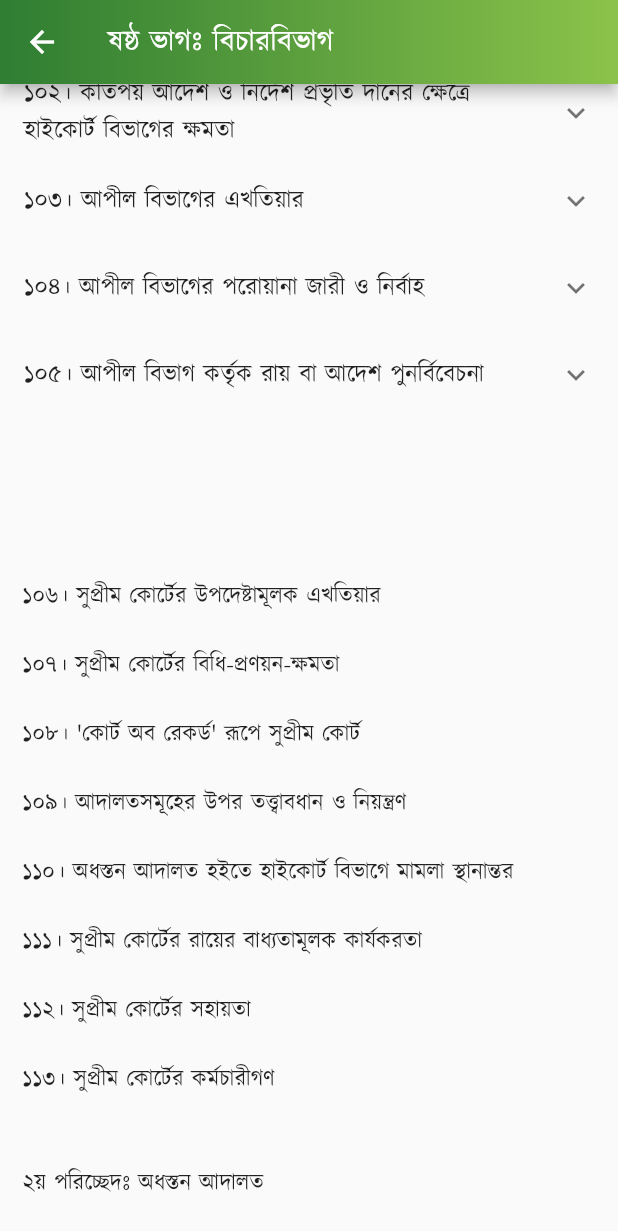
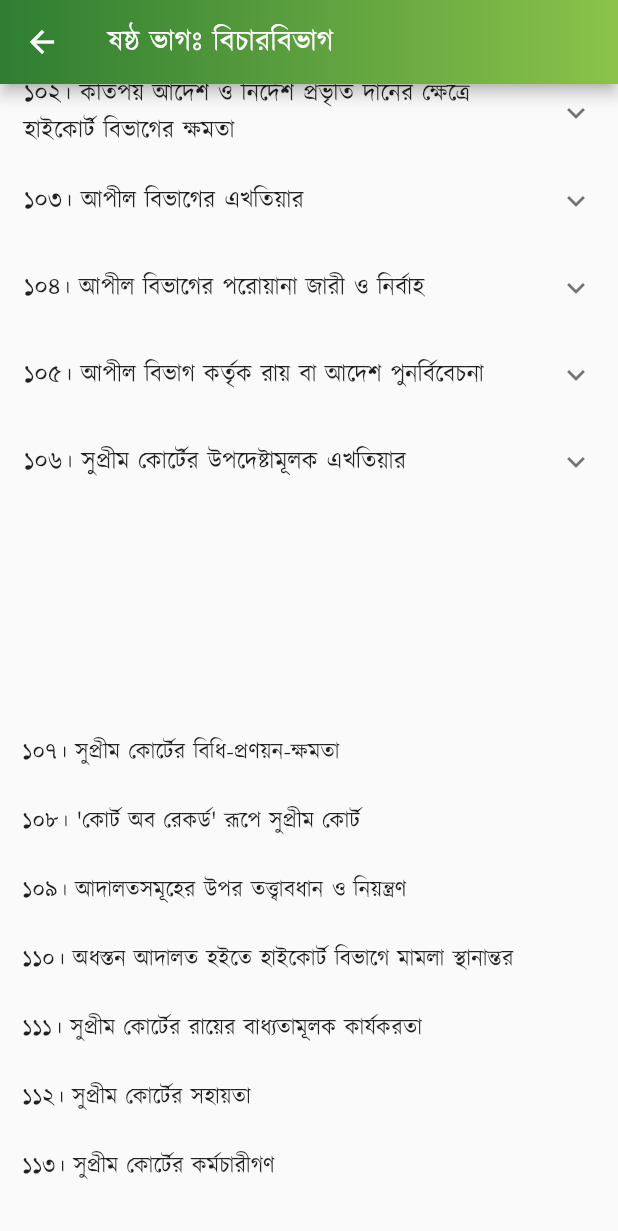
Before and after one commit to Azimul-Haque/flutter-onesignal, a Flutter app: the PartSix screen opened directly, scrolled down 576 dp, on a phone screen of 412 x 824 dp. Shown: the top 1231 px of the screen. Run offline on Flutter 3.47's test engine with Material 2 defaults, Android fonts, the phone set to English and light mode, and no system bars; our stand-ins replace fluttertoast, package_info_plus, percent_indicator, shared_preferences, sqflite; missing offline and left inert: blinking_text, flutter_share, onesignal_flutter, slide_popup_dialog; accounts and stored records are empty; network calls fail.

Commit message:
Commit Fri 04/29/2022 13:54:43.16 30034

```diff
--- a/lib/pages/constitution/part6.dart
+++ b/lib/pages/constitution/part6.dart
@@ -228,7 +228,17 @@ class PartSix extends StatelessWidget {
             children: <Widget>[
               ListTile(
                   title: Text(
-                '১০৪। কোন ব্যক্তির হাজিরা কিংবা কোন দলিলপত্র উদ্ঘাটন বা দাখিল করিবার আদেশসহ আপীল বিভাগের নিকট বিচারাধীন যে কোন মামলা বা বিষয়ে সম্পূর্ণ ন্যায়বিচারের জন্য যেরূপ প্রয়োজনীয় হইতে পারে, উক্ত বিভাগ সেইরূপ নির্দেশ, আদেশ, ডিক্রী বা রীট জারী করিতে পারিবেন।',
+                '১০৫। সংসদের যে কোন আইনের বিধানাবলী-সাপেক্ষে এবং আপীল বিভাগ কর্তৃক প্রণীত যে কোন বিধি-সাপেক্ষে আপীল বিভাগের কোন ঘোষিত রায় বা প্রদত্ত আদেশ পুনর্বিবেচনার ক্ষমতা উক্ত বিভাগের থাকিবে।',
+                textAlign: TextAlign.justify,
+              )),
+            ],
+          ),
+          ExpansionTile(
+            title: Text('১০৬। সুপ্রীম কোর্টের উপদেষ্টামূলক এখতিয়ার'),
+            children: <Widget>[
+              ListTile(
+                  title: Text(
+                '১০৫। সংসদের যে কোন আইনের বিধানাবলী-সাপেক্ষে এবং আপীল বিভাগ কর্তৃক প্রণীত যে কোন বিধি-সাপেক্ষে আপীল বিভাগের কোন ঘোষিত রায় বা প্রদত্ত আদেশ পুনর্বিবেচনার ক্ষমতা উক্ত বিভাগের থাকিবে।',
                 textAlign: TextAlign.justify,
               )),
             ],
@@ -237,7 +247,7 @@ class PartSix extends StatelessWidget {
             padding: EdgeInsets.all(15),
             child: Column(children: <Widget>[
               Text(
-                " \n\n \n\n১০৬। সুপ্রীম কোর্টের উপদেষ্টামূলক এখতিয়ার \n\n১০৭। সুপ্রীম কোর্টের বিধি-প্রণয়ন-ক্ষমতা \n\n১০৮। 'কোর্ট অব রেকর্ড' রূপে সুপ্রীম কোর্ট \n\n১০৯। আদালতসমূহের উপর তত্ত্বাবধান ও নিয়ন্ত্রণ \n\n১১০। অধস্তন আদালত হইতে হাইকোর্ট বিভাগে মামলা স্থানান্তর \n\n১১১। সুপ্রীম কোর্টের রায়ের বাধ্যতামূলক কার্যকরতা \n\n১১২। সুপ্রীম কোর্টের সহায়তা \n\n১১৩। সুপ্রীম কোর্টের কর্মচারীগণ \n\n\n২য় পরিচ্ছেদঃ অধস্তন আদালত \n\n১১৪। অধস্তন আদালত-সমূহ প্রতিষ্ঠা \n\n১১৫। অধস্তন আদালতে নিয়োগ \n\n১১৬। অধস্তন আদালতসমূহের নিয়ন্ত্রণ ও শৃঙ্খলা \n\n১১৬ক। বিচারবিভাগীয় কর্মচারীগণ বিচারকার্য পালনের ক্ষেত্রে স্বাধীন \n\n\n৩য় পরিচ্ছেদঃ প্রশাসনিক ট্রাইব্যুনাল \n\n১১৭। প্রশাসনিক ট্রাইব্যুনালসমূহ \n\n\nষষ্ঠ ক ভাগ-জাতীয়দল [সংবিধান (পঞ্চদশ সংশোধন) আইন, ২০১১ (২০১১ সনের ১৪ নং আইন)-এর ৪১ ধারাবলে বিলুপ্ত।]",
+                " \n\n \n\n \n\n১০৭। সুপ্রীম কোর্টের বিধি-প্রণয়ন-ক্ষমতা \n\n১০৮। 'কোর্ট অব রেকর্ড' রূপে সুপ্রীম কোর্ট \n\n১০৯। আদালতসমূহের উপর তত্ত্বাবধান ও নিয়ন্ত্রণ \n\n১১০। অধস্তন আদালত হইতে হাইকোর্ট বিভাগে মামলা স্থানান্তর \n\n১১১। সুপ্রীম কোর্টের রায়ের বাধ্যতামূলক কার্যকরতা \n\n১১২। সুপ্রীম কোর্টের সহায়তা \n\n১১৩। সুপ্রীম কোর্টের কর্মচারীগণ \n\n\n২য় পরিচ্ছেদঃ অধস্তন আদালত \n\n১১৪। অধস্তন আদালত-সমূহ প্রতিষ্ঠা \n\n১১৫। অধস্তন আদালতে নিয়োগ \n\n১১৬। অধস্তন আদালতসমূহের নিয়ন্ত্রণ ও শৃঙ্খলা \n\n১১৬ক। বিচারবিভাগীয় কর্মচারীগণ বিচারকার্য পালনের ক্ষেত্রে স্বাধীন \n\n\n৩য় পরিচ্ছেদঃ প্রশাসনিক ট্রাইব্যুনাল \n\n১১৭। প্রশাসনিক ট্রাইব্যুনালসমূহ \n\n\nষষ্ঠ ক ভাগ-জাতীয়দল [সংবিধান (পঞ্চদশ সংশোধন) আইন, ২০১১ (২০১১ সনের ১৪ নং আইন)-এর ৪১ ধারাবলে বিলুপ্ত।]",
                 style:
                     TextStyle(color: Colors.black87, fontSize: 15, height: 1.5),
                 textAlign: TextAlign.justify,
```
